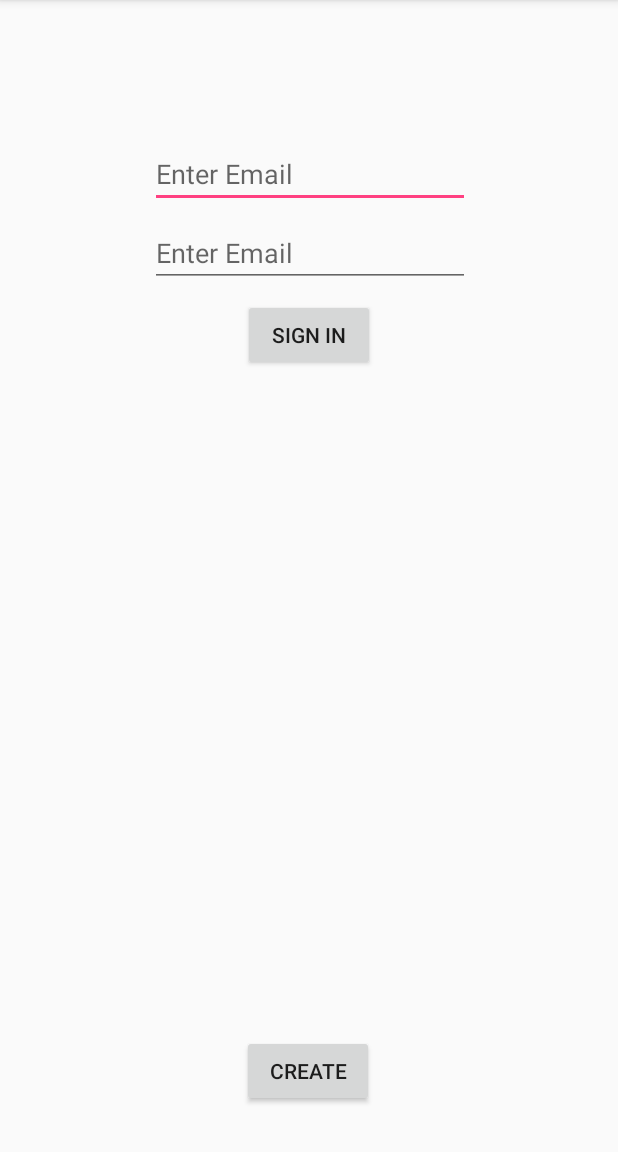
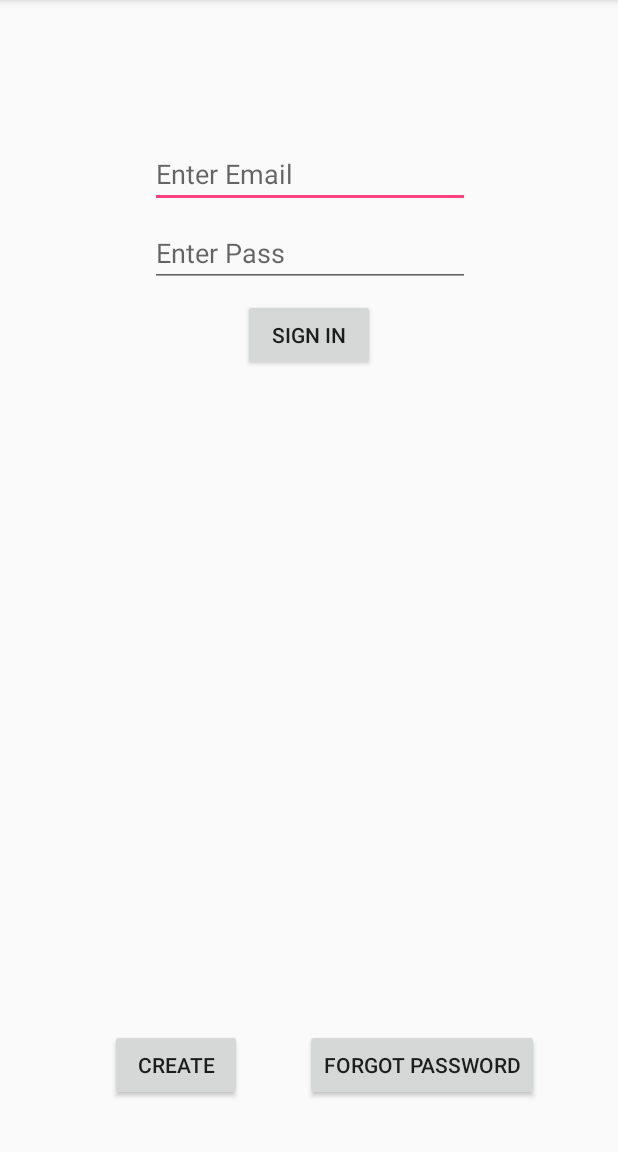
Before and after one commit to JRMalesky/LIbraryManager, an Android app: the screen it shows after launch (LogInActivity), on a phone screen of 412 x 824 dp, the part 84-1236 px from its top. Run offline under Robolectric (Android 15) with nearby library versions, the phone set to English and light mode, and no system bars; our stand-ins replace Firebase (no records; nobody signed in at launch, a user with empty details on screens opened directly).

Commit message:
finished Reset Password

```diff
--- a/app/src/main/AndroidManifest.xml
+++ b/app/src/main/AndroidManifest.xml
@@ -2,7 +2,7 @@
 <manifest xmlns:android="http://schemas.android.com/apk/res/android"
     package="com.example.andres.librarymanager">
 
-    <uses-permission android:name="android.permission.INTERNET"></uses-permission>
+    <uses-permission android:name="android.permission.INTERNET" />
 
     <application
         android:allowBackup="true"
@@ -19,7 +19,8 @@
             </intent-filter>
         </activity>
         <activity android:name=".CreateActivity" />
-        <activity android:name=".MainActivity"></activity>
+        <activity android:name=".MainActivity" />
+        <activity android:name=".ResetPasswordActivity"></activity>
     </application>
 
 </manifest>
--- a/app/src/main/java/com/example/andres/librarymanager/CreateActivity.java
+++ b/app/src/main/java/com/example/andres/librarymanager/CreateActivity.java
@@ -72,6 +72,7 @@ public class CreateActivity extends AppCompatActivity {
                                 {
                                     Toast.makeText(CreateActivity.this, "Success", Toast.LENGTH_LONG).show();
                                     startActivity(new Intent(CreateActivity.this, LogInActivity.class));
+
                                 }
 
                                 // ...
--- a/app/src/main/java/com/example/andres/librarymanager/LogInActivity.java
+++ b/app/src/main/java/com/example/andres/librarymanager/LogInActivity.java
@@ -8,7 +8,11 @@ import android.util.Log;
 import android.view.View;
 import android.widget.Button;
 import android.widget.EditText;
+import android.widget.Toast;
 
+import com.google.android.gms.tasks.OnCompleteListener;
+import com.google.android.gms.tasks.Task;
+import com.google.firebase.auth.AuthResult;
 import com.google.firebase.auth.FirebaseAuth;
 import com.google.firebase.auth.FirebaseUser;
 
@@ -23,6 +27,7 @@ public class LogInActivity extends AppCompatActivity {
     private EditText mPass;
     private Button mLogin;
     private Button mCreate;
+    private Button mForgot;
 
     @Override
     protected void onCreate(Bundle savedInstanceState) {
@@ -32,6 +37,7 @@ public class LogInActivity extends AppCompatActivity {
         mPass = (EditText) findViewById(R.id.editTextPass);
         mLogin = (Button) findViewById(R.id.buttonLogin);
         mCreate = (Button) findViewById(R.id.buttonCreate);
+        mForgot = (Button) findViewById(R.id.buttonToForgotPassword);
         mAuth = FirebaseAuth.getInstance();
         mAuthListener = new FirebaseAuth.AuthStateListener() {
             @Override
@@ -57,14 +63,35 @@ public class LogInActivity extends AppCompatActivity {
                 String Pass = mPass.getText().toString();
                 if(!Email.equals("") && !Pass.equals(""))
                 {
-                    mAuth.signInWithEmailAndPassword(Email, Pass);
+                    mAuth.signInWithEmailAndPassword(Email, Pass).addOnCompleteListener(new OnCompleteListener<AuthResult>() {
+                        @Override
+                        public void onComplete(@NonNull Task<AuthResult> task) {
+                            if(task.isSuccessful())
+                            {
+                                Toast.makeText(LogInActivity.this, "Log In successful", Toast.LENGTH_LONG).show();
+                            }
+                            else
+                            {
+                                Toast.makeText(LogInActivity.this, "Log In failed.", Toast.LENGTH_LONG).show();
+                            }
+                        }
+                    });
+
                 }
+                else
+                    Toast.makeText(LogInActivity.this, "Please write email or password...", Toast.LENGTH_LONG).show();
             }
         });
         mCreate.setOnClickListener(new View.OnClickListener() {
             @Override
             public void onClick(View v) {
                 startActivity(new Intent(LogInActivity.this, CreateActivity.class));
+            }
+        });
+        mForgot.setOnClickListener(new View.OnClickListener() {
+            @Override
+            public void onClick(View v) {
+                startActivity(new Intent(LogInActivity.this, ResetPasswordActivity.class));
             }
         });
     }
--- a/app/src/main/res/layout/activity_log_in.xml
+++ b/app/src/main/res/layout/activity_log_in.xml
@@ -29,7 +29,7 @@
         android:layout_marginRight="8dp"
         android:layout_marginTop="7dp"
         android:ems="10"
-        android:hint="Enter Email"
+        android:hint="Enter Pass"
         android:inputType="textPassword"
         app:layout_constraintHorizontal_bias="0.503"
         app:layout_constraintLeft_toLeftOf="parent"
@@ -52,12 +52,25 @@
         android:id="@+id/buttonCreate"
         android:layout_width="wrap_content"
         android:layout_height="wrap_content"
-        android:layout_marginBottom="30dp"
+        android:layout_marginBottom="34dp"
         android:layout_marginLeft="16dp"
         android:layout_marginRight="8dp"
         android:text="Create"
         app:layout_constraintBottom_toBottomOf="parent"
-        app:layout_constraintHorizontal_bias="0.485"
+        app:layout_constraintHorizontal_bias="0.191"
+        app:layout_constraintLeft_toLeftOf="parent"
+        app:layout_constraintRight_toRightOf="parent" />
+
+    <Button
+        android:id="@+id/buttonToForgotPassword"
+        android:layout_width="wrap_content"
+        android:layout_height="wrap_content"
+        android:layout_marginBottom="34dp"
+        android:layout_marginLeft="8dp"
+        android:layout_marginRight="8dp"
+        android:text="Forgot Password"
+        app:layout_constraintBottom_toBottomOf="parent"
+        app:layout_constraintHorizontal_bias="0.814"
         app:layout_constraintLeft_toLeftOf="parent"
         app:layout_constraintRight_toRightOf="parent" />
 </android.support.constraint.ConstraintLayout>
```
Also changed, not shown: app/src/main/java/com/example/andres/librarymanager/ResetPasswordActivity.java (added, +70 -0 lines), app/src/main/res/layout/activity_reset_password.xml (added, +60 -0 lines).
